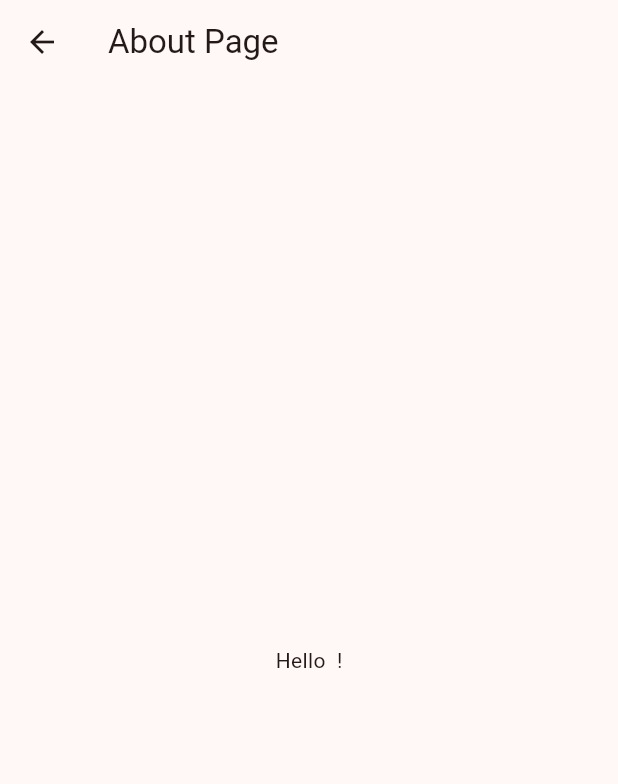
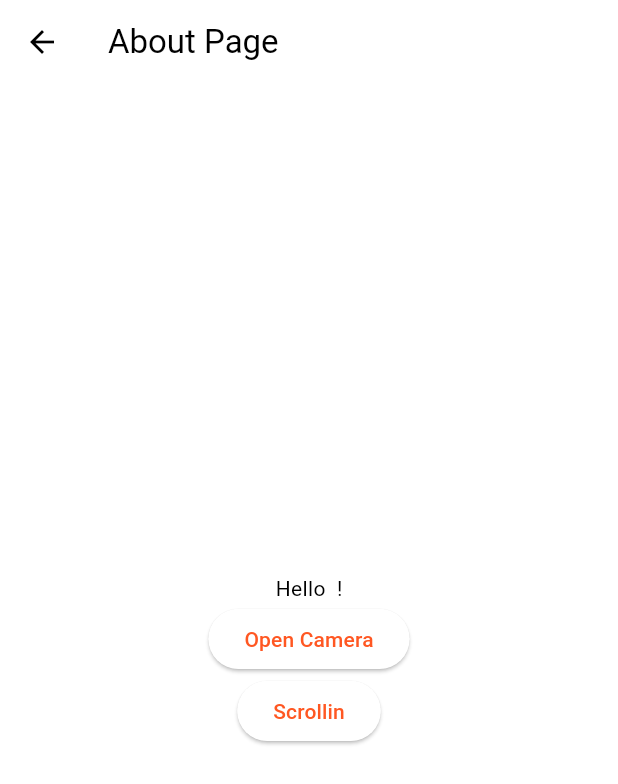
Before and after one commit to Kuasawan-Murbawan/learningFlutter, a Flutter app: the screen it shows after launch, after a tap on "About", on a phone screen of 412 x 824 dp. Shown: the top 784 px of the screen. Run offline on Flutter 3.47's test engine with Material 3 defaults, Android fonts, the light colour scheme and no system bars; our stand-ins replace camera, fluttertoast, geolocator, get.

Commit message:
route management, pass arguments, dialog, toast

```diff
--- a/lib/TextInputWidget.dart
+++ b/lib/TextInputWidget.dart
@@ -3,7 +3,8 @@ import 'package:flutter/material.dart';
 class TextInputWidget extends StatefulWidget {
   final Function(String) callback; // create a callback function
 
-  TextInputWidget(this.callback);
+  TextInputWidget(this.callback,
+      {required Null Function(dynamic text) onChanged});
 
   @override
   State<TextInputWidget> createState() => _TextInputWidgetState();
--- a/lib/about.dart
+++ b/lib/about.dart
@@ -1,14 +1,18 @@
+import 'dart:math';
+
 import 'package:flutter/material.dart';
 import 'package:get/get.dart';
 
 class About extends StatefulWidget {
-  const About({super.key});
+  const About({Key? key}) : super(key: key);
 
   @override
   State<About> createState() => _AboutState();
 }
 
 class _AboutState extends State<About> {
+  final List<String> items = List<String>.generate(50, (i) => "$i");
+
   @override
   Widget build(BuildContext context) {
     return Scaffold(
@@ -16,7 +20,22 @@ class _AboutState extends State<About> {
         title: const Text('About Page'),
       ),
       body: Center(
-        child: Text('Hello ${Get.arguments} !'),
+        child: Column(
+            mainAxisAlignment: MainAxisAlignment.center,
+            children: <Widget>[
+              Text('Hello ${Get.arguments} !'),
+              ElevatedButton(
+                onPressed: () {
+                  Get.toNamed('/camera');
+                },
+                child: const Text('Open Camera'),
+              ),
+              ElevatedButton(
+                  onPressed: () {
+                    Get.toNamed('/scrollTask');
+                  },
+                  child: Text('Scrollin')),
+            ]),
       ),
     );
   }
--- a/lib/main.dart
+++ b/lib/main.dart
@@ -1,7 +1,7 @@
 import 'package:flutter/material.dart';
 import 'package:get/get.dart';
-import 'package:price_comparison/about.dart';
 import 'package:price_comparison/login.dart';
+import 'package:price_comparison/routes.dart';
 import 'package:price_comparison/unknownRoute.dart';
 
 void main() {
@@ -10,7 +10,7 @@ void main() {
 }
 
 class MyApp extends StatelessWidget {
-  const MyApp({super.key});
+  const MyApp({Key? key}) : super(key: key);
 
   // This widget is the root of your application.
   @override
@@ -18,17 +18,11 @@ class MyApp extends StatelessWidget {
     return GetMaterialApp(
       title: 'Husyairi App',
       theme: ThemeData(
-        colorScheme: ColorScheme.fromSeed(seedColor: Colors.deepOrange),
-        useMaterial3: true,
+        colorScheme: ColorScheme.fromSwatch(primarySwatch: Colors.deepOrange),
       ),
       unknownRoute:
           GetPage(name: '/notfound', page: () => const UnknownRoutePage()),
-      getPages: [
-        GetPage(
-            name: '/about',
-            page: () => const About(),
-            transition: Transition.downToUp),
-      ],
+      getPages: appRoutes,
       home: LoginPage(),
     );
   }
--- /dev/null
+++ b/lib/routes.dart
@@ -0,0 +1,16 @@
+// routes.dart
+import 'package:get/get.dart';
+import 'package:price_comparison/MyHomePage.dart';
+import 'package:price_comparison/about.dart';
+import 'package:price_comparison/camera.dart';
+import 'package:price_comparison/scrollTask.dart';
+
+List<GetPage> appRoutes = [
+  GetPage(
+      name: '/about',
+      page: () => const About(),
+      transition: Transition.downToUp),
+  GetPage(name: '/camera', page: () => const CameraApp()),
+  GetPage(name: '/home', page: () => MyHomePage()),
+  GetPage(name: '/scrollTask', page: () => ScrollTask()),
+];
--- a/pubspec.yaml
+++ b/pubspec.yaml
@@ -39,6 +39,8 @@ dependencies:
   url_launcher: ^6.1.2
   nb_utils: ^6.1.2
   get: ^4.6.6
+  camera: ^0.10.5+9
+  fluttertoast: ^8.0.8
 
 dev_dependencies:
   flutter_test:
```
Also changed, not shown: lib/camera.dart (added, +102 -0 lines), lib/login.dart (+29 -6 lines), lib/scrollTask.dart (added, +112 -0 lines), pubspec.lock, 1 other file.
